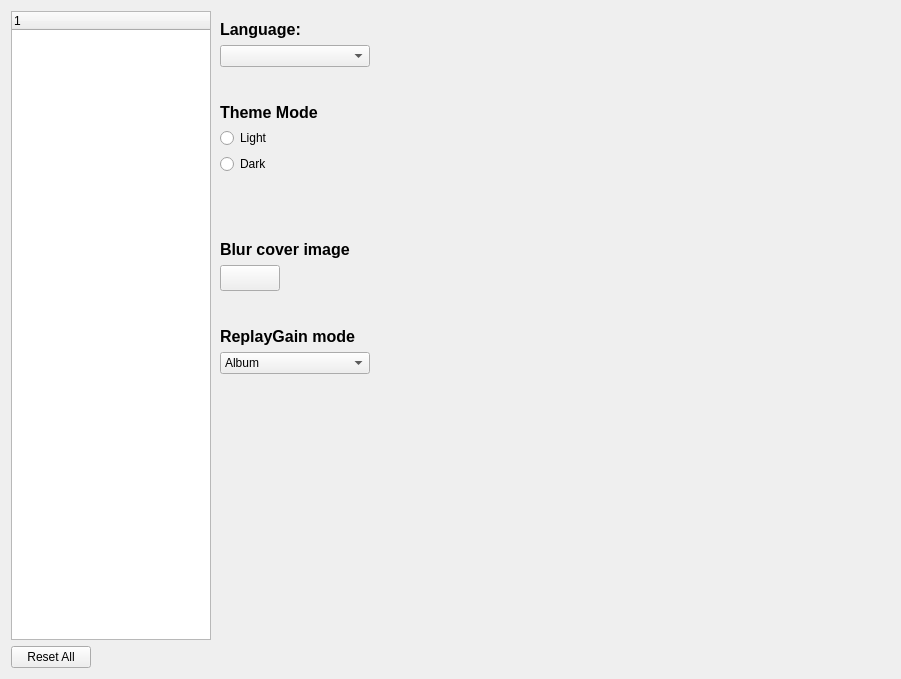
Before: the Qt Designer form src/widget_shared/preferencedialog.ui in billlin0904/xamp2, drawn with Qt 5.
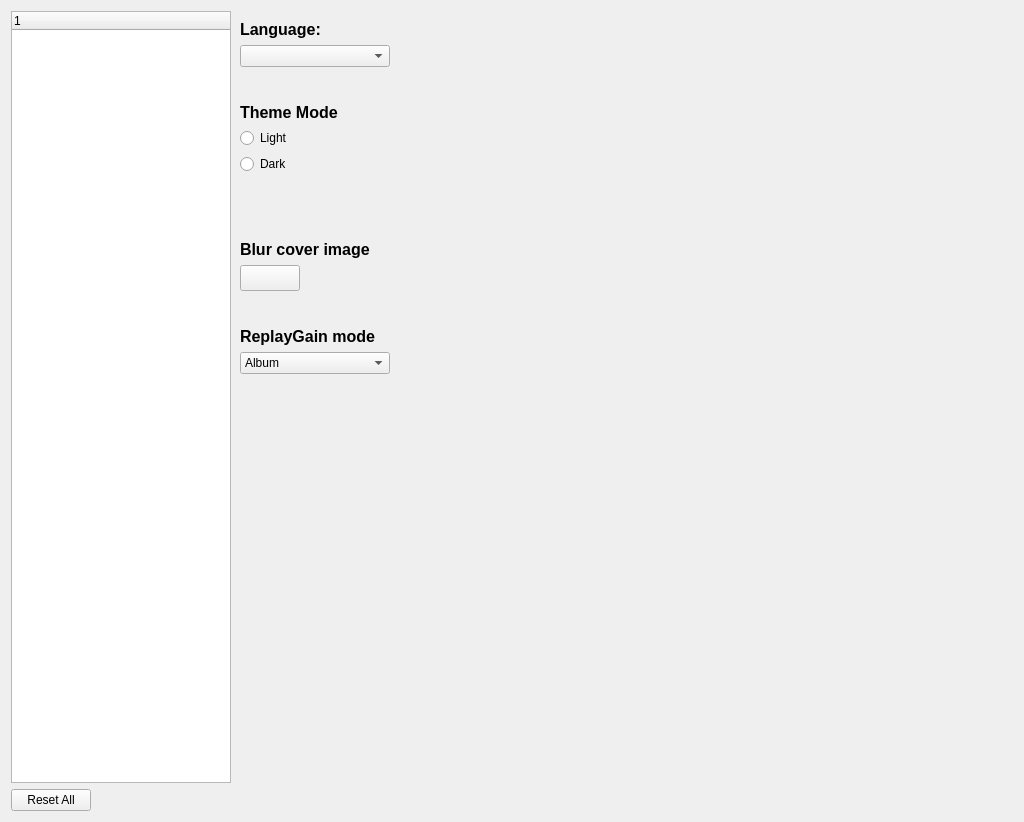
After: the same form once the commit is applied. The open tabs and pages were chosen to show the change. Custom widgets are drawn as their Qt base class.

```diff
--- a/src/widget_shared/preferencedialog.ui
+++ b/src/widget_shared/preferencedialog.ui
@@ -6,10 +6,16 @@
    <rect>
     <x>0</x>
     <y>0</y>
-    <width>901</width>
-    <height>679</height>
+    <width>1024</width>
+    <height>822</height>
    </rect>
   </property>
+  <property name="sizePolicy">
+   <sizepolicy hsizetype="Fixed" vsizetype="Preferred">
+    <horstretch>0</horstretch>
+    <verstretch>0</verstretch>
+   </sizepolicy>
+  </property>
   <property name="focusPolicy">
    <enum>Qt::NoFocus</enum>
   </property>
@@ -44,13 +50,13 @@
        </property>
        <property name="minimumSize">
         <size>
-         <width>200</width>
+         <width>220</width>
          <height>0</height>
         </size>
        </property>
        <property name="maximumSize">
         <size>
-         <width>200</width>
+         <width>220</width>
          <height>16777215</height>
         </size>
        </property>
@@ -81,7 +87,6 @@
              <property name="font">
               <font>
                <pointsize>12</pointsize>
-               <weight>75</weight>
                <bold>true</bold>
                <kerning>false</kerning>
               </font>
@@ -131,7 +136,6 @@
              <property name="font">
               <font>
                <pointsize>12</pointsize>
-               <weight>75</weight>
                <bold>true</bold>
                <kerning>false</kerning>
               </font>
@@ -202,7 +206,6 @@
              <property name="font">
               <font>
                <pointsize>12</pointsize>
-               <weight>75</weight>
                <bold>true</bold>
                <kerning>false</kerning>
               </font>
@@ -267,7 +270,6 @@
              <property name="font">
               <font>
                <pointsize>12</pointsize>
-               <weight>75</weight>
                <bold>true</bold>
                <kerning>false</kerning>
               </font>
@@ -1168,6 +1170,11 @@
    <extends>QPushButton</extends>
    <header location="global">widget/switchbutton.h</header>
   </customwidget>
+  <customwidget>
+   <class>SeekSlider</class>
+   <extends>QSlider</extends>
+   <header>widget/seekslider.h</header>
+  </customwidget>
  </customwidgets>
  <resources/>
  <connections/>
```
Left out of the diff: 6 changed lines with no effect on the pictures.
